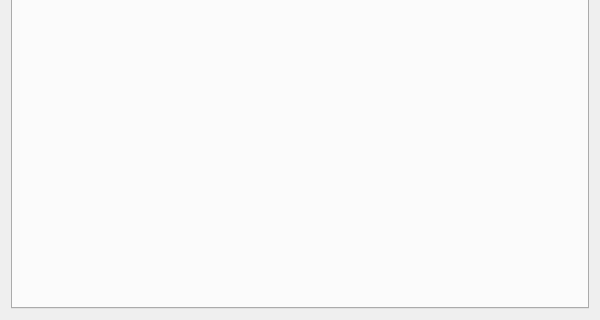
Qt form projects/ores.qt/ui/AccountDetailDialog.ui (OreStudio/OreStudio) before a commit; both pictures show x 0 to 600 and y 380 to 700 of the 600 by 700 pixel window.
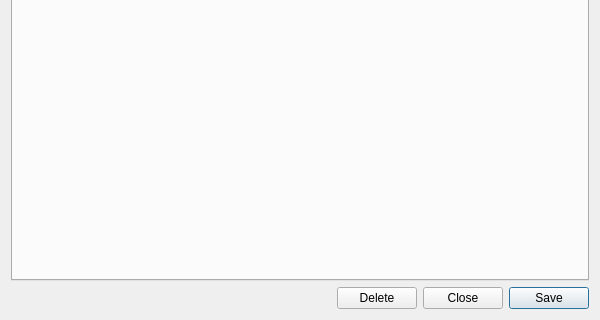
The same form after that commit. Custom widgets are drawn as their Qt base class.

Commit message: [qt] Remove toolbars from detail dialogs; add Close button throughout

Patch:
```diff
--- a/projects/ores.qt/ui/AccountDetailDialog.ui
+++ b/projects/ores.qt/ui/AccountDetailDialog.ui
@@ -310,6 +310,44 @@
      </widget>
     </widget>
    </item>
+   <item>
+    <layout class="QHBoxLayout" name="buttonLayout">
+     <item>
+      <spacer name="horizontalSpacer">
+       <property name="orientation">
+        <enum>Qt::Horizontal</enum>
+       </property>
+       <property name="sizeHint" stdset="0">
+        <size><width>40</width><height>20</height></size>
+       </property>
+      </spacer>
+     </item>
+     <item>
+      <widget class="QPushButton" name="deleteButton">
+       <property name="text">
+        <string>Delete</string>
+       </property>
+      </widget>
+     </item>
+     <item>
+      <widget class="QPushButton" name="closeButton">
+       <property name="text">
+        <string>Close</string>
+       </property>
+      </widget>
+     </item>
+     <item>
+      <widget class="QPushButton" name="saveButton">
+       <property name="text">
+        <string>Save</string>
+       </property>
+       <property name="default">
+        <bool>true</bool>
+       </property>
+      </widget>
+     </item>
+    </layout>
+   </item>
   </layout>
  </widget>
  <customwidgets>
```
The commit also changes 201 other files.
